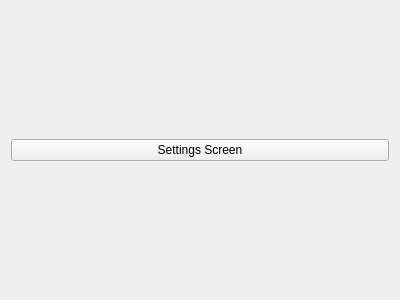
Gustopoll/TheCards, file src/Screens/SettingsScreen/settingsscreen.ui: the form before one commit.
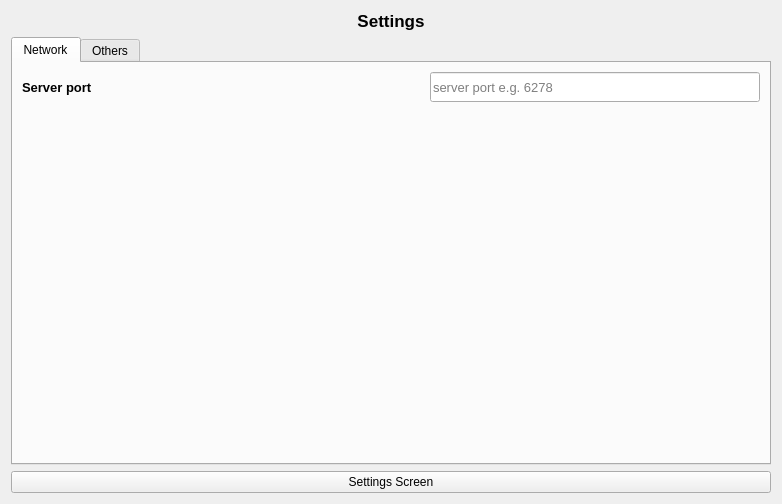
The form after the commit.

Commit message: Add settings and pugixml

Diff of the .ui file:
```diff
--- a/src/Screens/SettingsScreen/settingsscreen.ui
+++ b/src/Screens/SettingsScreen/settingsscreen.ui
@@ -6,8 +6,8 @@
    <rect>
     <x>0</x>
     <y>0</y>
-    <width>400</width>
-    <height>300</height>
+    <width>782</width>
+    <height>504</height>
    </rect>
   </property>
   <property name="windowTitle">
@@ -16,13 +16,124 @@
   <layout class="QGridLayout" name="gridLayout_2">
    <item row="0" column="0">
     <layout class="QGridLayout" name="gridLayout">
-     <item row="0" column="0">
+     <item row="2" column="0">
       <widget class="QPushButton" name="pushButton">
        <property name="text">
         <string>Settings Screen</string>
        </property>
       </widget>
      </item>
+     <item row="1" column="0">
+      <widget class="QTabWidget" name="tabWidget">
+       <property name="currentIndex">
+        <number>0</number>
+       </property>
+       <widget class="QWidget" name="tabNetwork">
+        <attribute name="title">
+         <string>Network</string>
+        </attribute>
+        <layout class="QGridLayout" name="gridLayout_3">
+         <item row="0" column="0">
+          <layout class="QGridLayout" name="gridNetwork">
+           <item row="0" column="0">
+            <widget class="QLabel" name="label">
+             <property name="sizePolicy">
+              <sizepolicy hsizetype="Preferred" vsizetype="Minimum">
+               <horstretch>0</horstretch>
+               <verstretch>0</verstretch>
+              </sizepolicy>
+             </property>
+             <property name="minimumSize">
+              <size>
+               <width>0</width>
+               <height>30</height>
+              </size>
+             </property>
+             <property name="font">
+              <font>
+               <pointsize>10</pointsize>
+               <bold>true</bold>
+              </font>
+             </property>
+             <property name="text">
+              <string>Server port</string>
+             </property>
+            </widget>
+           </item>
+           <item row="2" column="2">
+            <spacer name="verticalSpacer">
+             <property name="orientation">
+              <enum>Qt::Orientation::Vertical</enum>
+             </property>
+             <property name="sizeType">
+              <enum>QSizePolicy::Policy::Expanding</enum>
+             </property>
+             <property name="sizeHint" stdset="0">
+              <size>
+               <width>20</width>
+               <height>40</height>
+              </size>
+             </property>
+            </spacer>
+           </item>
+           <item row="0" column="1">
+            <spacer name="horizontalSpacer">
+             <property name="orientation">
+              <enum>Qt::Orientation::Horizontal</enum>
+             </property>
+             <property name="sizeHint" stdset="0">
+              <size>
+               <width>40</width>
+               <height>20</height>
+              </size>
+             </property>
+            </spacer>
+           </item>
+           <item row="0" column="2">
+            <widget class="QLineEdit" name="serverPort">
+             <property name="sizePolicy">
+              <sizepolicy hsizetype="Expanding" vsizetype="Minimum">
+               <horstretch>0</horstretch>
+               <verstretch>0</verstretch>
+              </sizepolicy>
+             </property>
+             <property name="font">
+              <font>
+               <pointsize>10</pointsize>
+              </font>
+             </property>
+             <property name="placeholderText">
+              <string>server port e.g. 6278</string>
+             </property>
+            </widget>
+           </item>
+          </layout>
+         </item>
+        </layout>
+       </widget>
+       <widget class="QWidget" name="tab_2">
+        <attribute name="title">
+         <string>Others</string>
+        </attribute>
+       </widget>
+      </widget>
+     </item>
+     <item row="0" column="0">
+      <widget class="QLabel" name="screenName">
+       <property name="font">
+        <font>
+         <pointsize>13</pointsize>
+         <bold>true</bold>
+        </font>
+       </property>
+       <property name="text">
+        <string>Settings</string>
+       </property>
+       <property name="alignment">
+        <set>Qt::AlignmentFlag::AlignCenter</set>
+       </property>
+      </widget>
+     </item>
     </layout>
    </item>
   </layout>
```
The commit also changes 10 other files.
